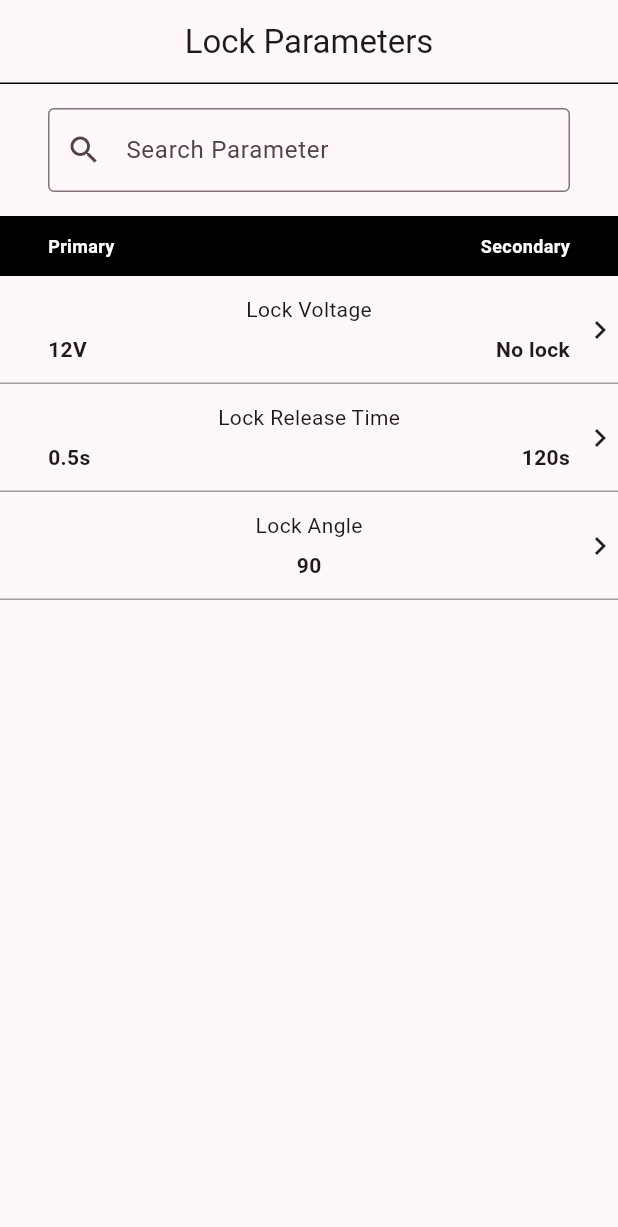
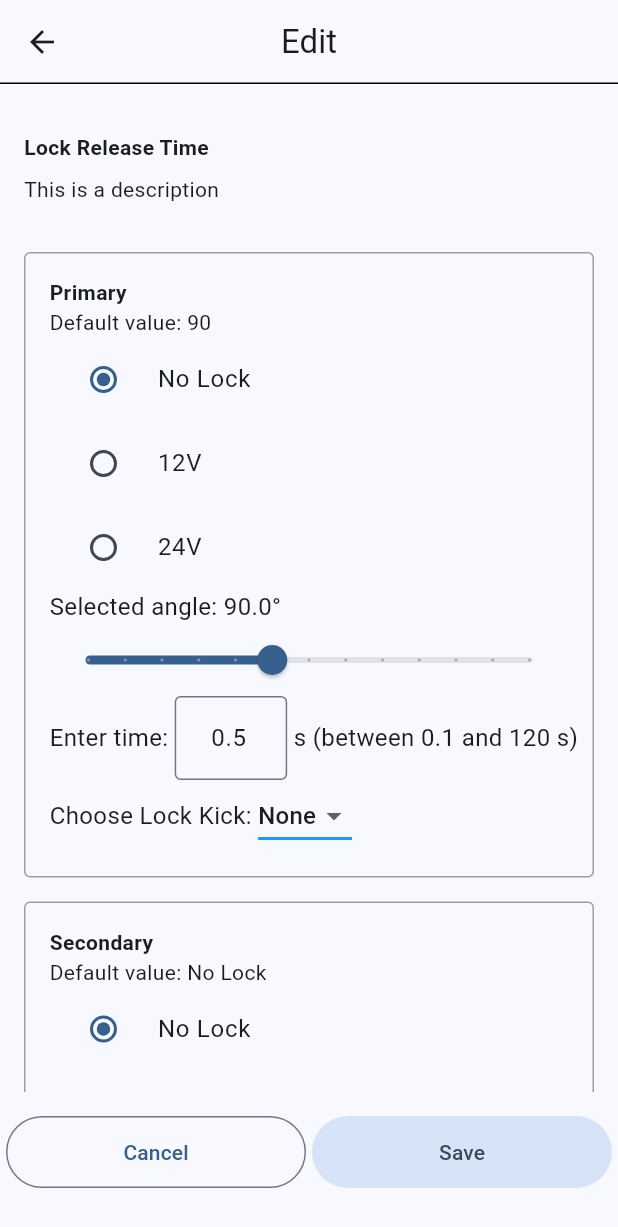
Before and after one commit to mitjadietner/lock-config-assignment, a Flutter app: the screen it shows after launch, after a tap on "Lock Release Time", on a phone screen of 412 x 824 dp. Shown: the top 1227 px of the screen. Run offline on Flutter 3.47's test engine with Material 3 defaults, Android fonts, the phone set to English and light mode, and no system bars.

Commit message:
Added all the edit screen components.

```diff
--- /dev/null
+++ b/lib/angle_slider.dart
@@ -0,0 +1,40 @@
+import 'package:flutter/material.dart';
+
+class AngleSlider extends StatefulWidget {
+  const AngleSlider({super.key});
+
+  @override
+  State<AngleSlider> createState() => _AngleSliderState();
+}
+
+class _AngleSliderState extends State<AngleSlider> {
+  double _currentSliderValue = 90;
+
+  @override
+  Widget build(BuildContext context) {
+    return Column(
+      children: [
+        SizedBox(
+          width: double.infinity,
+          child: Text(
+            'Selected angle: $_currentSliderValue°',
+            style: TextStyle(fontSize: 16),
+          ),
+        ),
+        Slider(
+          value: _currentSliderValue,
+          min: 65,
+          max: 125,
+          divisions: 12,
+          onChanged: (value) {
+            setState(
+              () {
+                _currentSliderValue = value;
+              },
+            );
+          },
+        ),
+      ],
+    );
+  }
+}
--- /dev/null
+++ b/lib/edit_buttons.dart
@@ -0,0 +1,29 @@
+import 'package:flutter/material.dart';
+
+class EditButtons extends StatelessWidget {
+  const EditButtons({super.key});
+
+  @override
+  Widget build(BuildContext context) {
+    return Padding(
+      padding: const EdgeInsets.only(top: 16, bottom: 32),
+      child: Row(
+        mainAxisAlignment: MainAxisAlignment.spaceEvenly,
+        children: [
+          OutlinedButton(
+            style: const ButtonStyle(
+                fixedSize: MaterialStatePropertyAll(Size(200, 48))),
+            onPressed: () {},
+            child: const Text('Cancel'),
+          ),
+          FilledButton.tonal(
+            style: const ButtonStyle(
+                fixedSize: MaterialStatePropertyAll(Size(200, 48))),
+            onPressed: () {},
+            child: const Text('Save'),
+          ),
+        ],
+      ),
+    );
+  }
+}
--- /dev/null
+++ b/lib/edit_container.dart
@@ -0,0 +1,44 @@
+import 'package:flutter/material.dart';
+import 'package:locks/angle_slider.dart';
+import 'package:locks/edit_dropdown.dart';
+import 'package:locks/radio_list.dart';
+import 'package:locks/time_input.dart';
+
+class EditContainer extends StatelessWidget {
+  final String doorType;
+  final String defaultValue;
+  const EditContainer(this.doorType, this.defaultValue, {super.key});
+
+  @override
+  Widget build(BuildContext context) {
+    return Padding(
+      padding: const EdgeInsets.symmetric(horizontal: 16),
+      child: Container(
+        padding: const EdgeInsets.all(16),
+        decoration: BoxDecoration(
+          border: Border.all(color: Colors.grey, width: 1),
+          borderRadius: BorderRadius.circular(4),
+        ),
+        child: Column(
+          children: [
+            SizedBox(
+              width: double.infinity,
+              child: Text(
+                doorType,
+                style: const TextStyle(fontWeight: FontWeight.bold),
+              ),
+            ),
+            SizedBox(
+              width: double.infinity,
+              child: Text('Default value: $defaultValue'),
+            ),
+            RadioList('No lock', ['No lock', '12V', '24V']),
+            AngleSlider(),
+            TimeInput('0.5'),
+            EditDropdown('None', ['None', '1', '2', '3', '4', '5']),
+          ],
+        ),
+      ),
+    );
+  }
+}
--- /dev/null
+++ b/lib/edit_dropdown.dart
@@ -0,0 +1,52 @@
+import 'package:flutter/material.dart';
+
+class EditDropdown extends StatefulWidget {
+  final String defaultValue;
+  final List<String> options;
+  const EditDropdown(this.defaultValue, this.options, {super.key});
+
+  @override
+  State<EditDropdown> createState() => _EditDropdownState();
+}
+
+class _EditDropdownState extends State<EditDropdown> {
+  late String dropdownValue;
+
+  @override
+  void initState() {
+    super.initState();
+    dropdownValue = widget.defaultValue;
+  }
+
+  @override
+  Widget build(BuildContext context) {
+    return Row(
+      children: [
+        const Text(
+          'Choose Lock Kick: ',
+          style: TextStyle(fontSize: 16),
+        ),
+        DropdownButton<String>(
+          value: dropdownValue,
+          icon: const Icon(Icons.arrow_drop_down),
+          underline: Container(
+            height: 2,
+            color: Colors.blue,
+          ),
+          onChanged: (String? value) {
+            // This is called when the user selects an item.
+            setState(() {
+              dropdownValue = value!;
+            });
+          },
+          items: widget.options.map<DropdownMenuItem<String>>((String value) {
+            return DropdownMenuItem<String>(
+              value: value,
+              child: Text(value),
+            );
+          }).toList(),
+        ),
+      ],
+    );
+  }
+}
--- a/lib/edit_screen.dart
+++ b/lib/edit_screen.dart
@@ -1,10 +1,55 @@
 import 'package:flutter/material.dart';
+import 'package:locks/edit_buttons.dart';
+import 'package:locks/edit_container.dart';
 
 class EditScreen extends StatelessWidget {
-  const EditScreen({super.key});
+  final String configTitle;
+  final String configDesc;
+  const EditScreen(this.configTitle, this.configDesc, {super.key});
 
   @override
   Widget build(BuildContext context) {
-    return Container();
+    return Scaffold(
+      appBar: AppBar(
+        title: const Text("Edit"),
+        centerTitle: true,
+        shape: const Border(
+          bottom: BorderSide(color: Colors.black, width: 1),
+        ),
+      ),
+      body: Column(
+        children: [
+          Expanded(
+            child: ListView(
+              children: [
+                Padding(
+                  padding: const EdgeInsets.fromLTRB(16, 32, 16, 4),
+                  child: SizedBox(
+                    width: double.infinity,
+                    child: Text(
+                      configTitle,
+                      style: const TextStyle(fontWeight: FontWeight.bold),
+                    ),
+                  ),
+                ),
+                Padding(
+                  padding: const EdgeInsets.fromLTRB(16, 4, 16, 32),
+                  child: SizedBox(
+                    width: double.infinity,
+                    child: Text(configDesc),
+                  ),
+                ),
+                EditContainer('Primary', '90'),
+                Padding(
+                  padding: EdgeInsets.only(top: 16),
+                  child: EditContainer('Secondary', 'No Lock'),
+                ),
+              ],
+            ),
+          ),
+          const EditButtons(),
+        ],
+      ),
+    );
   }
 }
--- a/lib/list_item.dart
+++ b/lib/list_item.dart
@@ -1,4 +1,5 @@
 import 'package:flutter/material.dart';
+import 'package:locks/edit_screen.dart';
 
 class ListItem extends StatelessWidget {
   final String title;
@@ -13,7 +14,13 @@ class ListItem extends StatelessWidget {
   @override
   Widget build(BuildContext context) {
     return InkWell(
-      onTap: () {},
+      onTap: () {
+        Navigator.push(
+            context,
+            MaterialPageRoute(
+              builder: (context) => EditScreen(title, 'This is a description'),
+            ));
+      },
       child: SizedBox(
         height: 72,
         child: Stack(
--- a/lib/main.dart
+++ b/lib/main.dart
@@ -14,7 +14,7 @@
       title: 'Lock Parameters',
       debugShowCheckedModeBanner: false,
       theme: ThemeData(
-        colorScheme: ColorScheme.fromSeed(seedColor: Colors.black),
+        colorScheme: ColorScheme.fromSeed(seedColor: Colors.blue),
         useMaterial3: true,
       ),
       home: const HomeScreen(),
--- /dev/null
+++ b/lib/radio_list.dart
@@ -0,0 +1,57 @@
+import 'package:flutter/material.dart';
+
+class RadioList extends StatefulWidget {
+  final List<String> values;
+  final String defaultValue;
+  const RadioList(this.defaultValue, this.values, {super.key});
+
+  @override
+  State<RadioList> createState() => _RadioListState();
+}
+
+class _RadioListState extends State<RadioList> {
+  int _selectedValue = 1;
+
+  @override
+  void initState() {
+    super.initState();
+  }
+
+  @override
+  Widget build(BuildContext context) {
+    return Column(
+      children: [
+        RadioListTile(
+          title: Text('No Lock'),
+          value: 1,
+          groupValue: _selectedValue,
+          onChanged: (value) {
+            setState(() {
+              _selectedValue = value!;
+            });
+          },
+        ),
+        RadioListTile(
+          title: Text('12V'),
+          value: 2,
+          groupValue: _selectedValue,
+          onChanged: (value) {
+            setState(() {
+              _selectedValue = value!;
+            });
+          },
+        ),
+        RadioListTile(
+          title: Text('24V'),
+          value: 3,
+          groupValue: _selectedValue,
+          onChanged: (value) {
+            setState(() {
+              _selectedValue = value!;
+            });
+          },
+        ),
+      ],
+    );
+  }
+}
--- /dev/null
+++ b/lib/time_input.dart
@@ -0,0 +1,75 @@
+import 'package:flutter/material.dart';
+import 'package:flutter/services.dart';
+
+class TimeInput extends StatefulWidget {
+  final String defaultValue;
+  const TimeInput(this.defaultValue, {super.key});
+
+  @override
+  State<TimeInput> createState() => _TimeInputState();
+}
+
+class _TimeInputState extends State<TimeInput> {
+  final _controller = TextEditingController();
+
+  @override
+  void initState() {
+    super.initState();
+    _controller.text = widget.defaultValue;
+  }
+
+  @override
+  void dispose() {
+    _controller.dispose();
+    super.dispose();
+  }
+
+  @override
+  Widget build(BuildContext context) {
+    return Row(
+      children: [
+        const Text(
+          'Enter time: ',
+          style: TextStyle(fontSize: 16),
+        ),
+        SizedBox(
+          width: 75,
+          child: TextFormField(
+            textAlign: TextAlign.center,
+            decoration: const InputDecoration(border: OutlineInputBorder()),
+            controller: _controller,
+            onTap: () => _controller.clear(),
+            onTapOutside: (event) {
+              double value =
+                  _controller.text.isEmpty ? 0 : double.parse(_controller.text);
+              if (_controller.text.isEmpty) {
+                _controller.text = widget.defaultValue;
+              } else if (value < 0.1) {
+                _controller.text = '0.1';
+              } else if (value > 120) {
+                _controller.text = '120';
+              }
+            },
+            onEditingComplete: () {
+              print(_controller.text);
+              double value = double.parse(_controller.text);
+              if (value < 0.1) {
+                _controller.text = '0.1';
+              } else if (value > 120) {
+                _controller.text = '120';
+              }
+            },
+            keyboardType: const TextInputType.numberWithOptions(decimal: true),
+            inputFormatters: [
+              FilteringTextInputFormatter.allow(RegExp(r'^\d+\.?\d{0,1}')),
+            ],
+          ),
+        ),
+        const Text(
+          ' s (between 0.1 and 120 s)',
+          style: TextStyle(fontSize: 16),
+        ),
+      ],
+    );
+  }
+}
```
